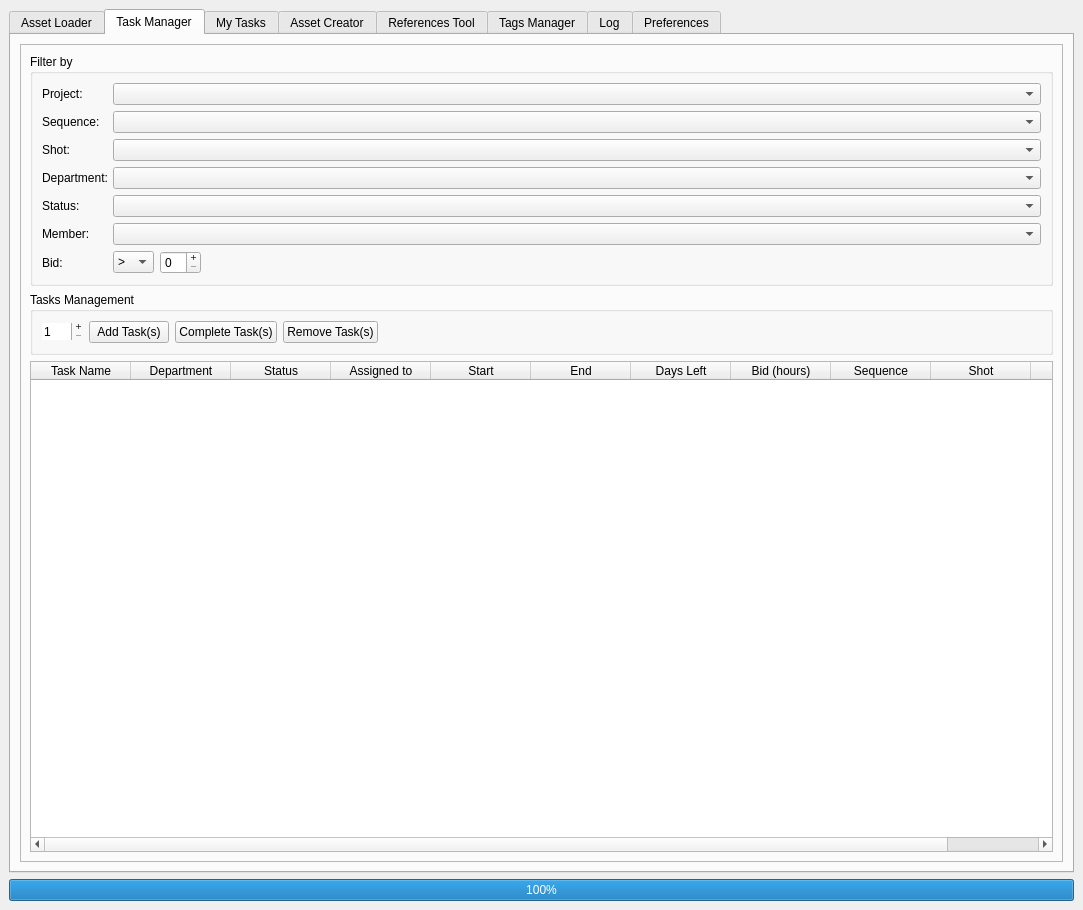
This is media/main_window.ui in all-in-one-of/project_manager as Qt 5 draws it before an edit. The edited form follows.
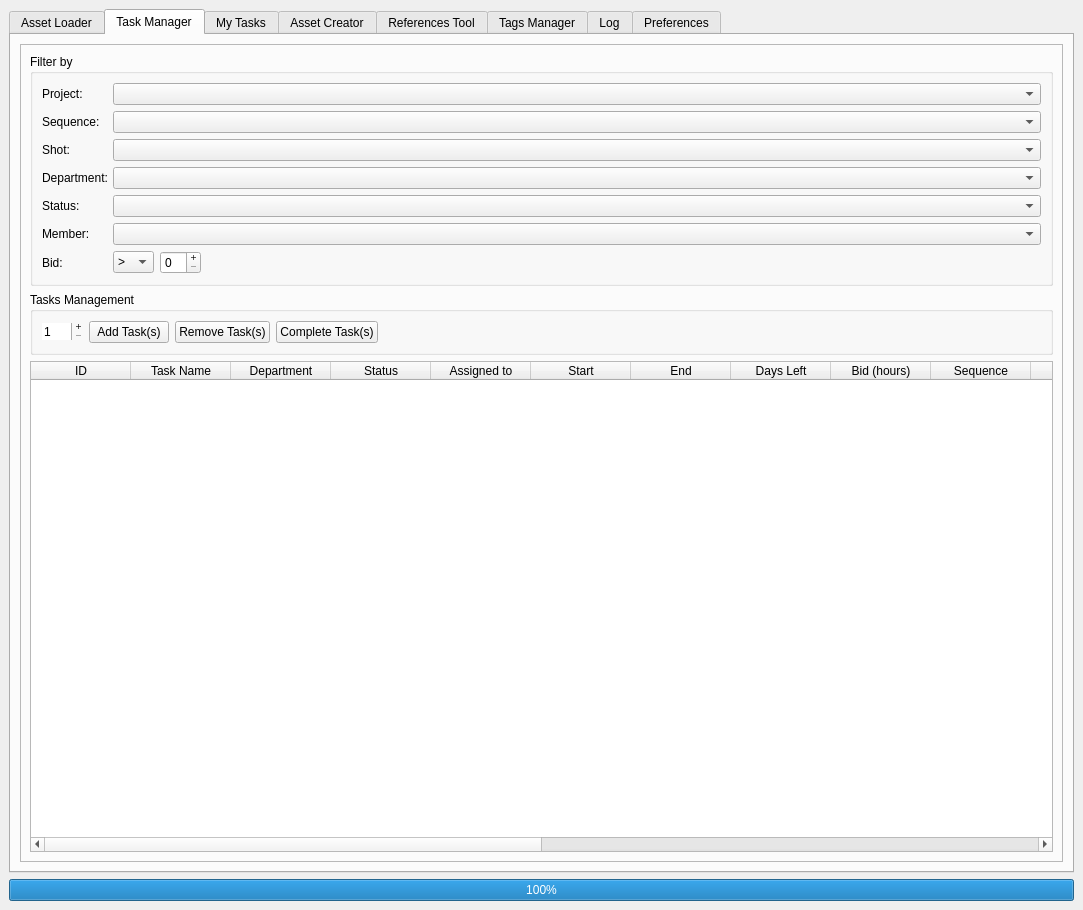
This is the edited form. The open tabs and pages were chosen to show the change.

Commit message: Fixed problems with the task manager and the row ids. Started working on the filtering with project, sequence and shots

```diff
--- a/media/main_window.ui
+++ b/media/main_window.ui
@@ -1491,13 +1491,6 @@
                   </property>
                  </widget>
                 </item>
-                <item>
-                 <widget class="QPushButton" name="tmCompleteTaskBtn">
-                  <property name="text">
-                   <string>Complete Task(s)</string>
-                  </property>
-                 </widget>
-                </item>
                 <item>
                  <widget class="QPushButton" name="tmRemoveTaskBtn">
                   <property name="text">
@@ -1505,6 +1498,13 @@
                   </property>
                  </widget>
                 </item>
+                <item>
+                 <widget class="QPushButton" name="tmCompleteTaskBtn">
+                  <property name="text">
+                   <string>Complete Task(s)</string>
+                  </property>
+                 </widget>
+                </item>
                 <item>
                  <spacer name="horizontalSpacer">
                   <property name="orientation">
@@ -1544,6 +1544,11 @@
                <attribute name="verticalHeaderStretchLastSection">
                 <bool>false</bool>
                </attribute>
+               <column>
+                <property name="text">
+                 <string>ID</string>
+                </property>
+               </column>
                <column>
                 <property name="text">
                  <string>Task Name</string>
```
Left out of the diff: 2 changed lines with no effect on the pictures. The commit also changes 5 other files.
